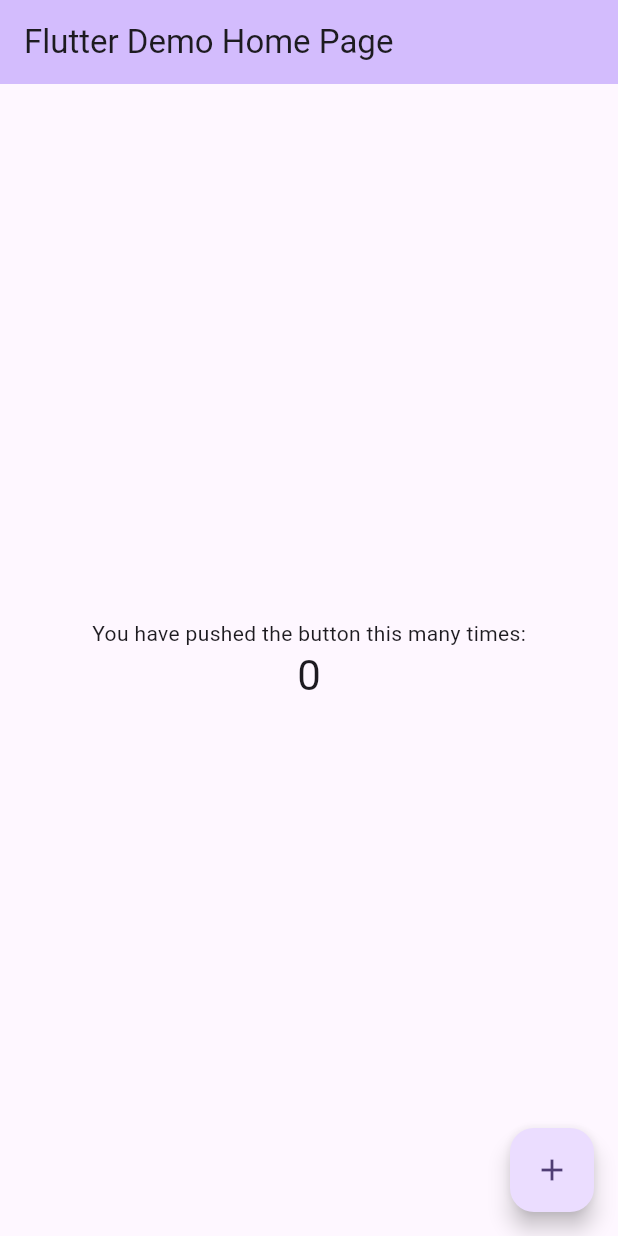
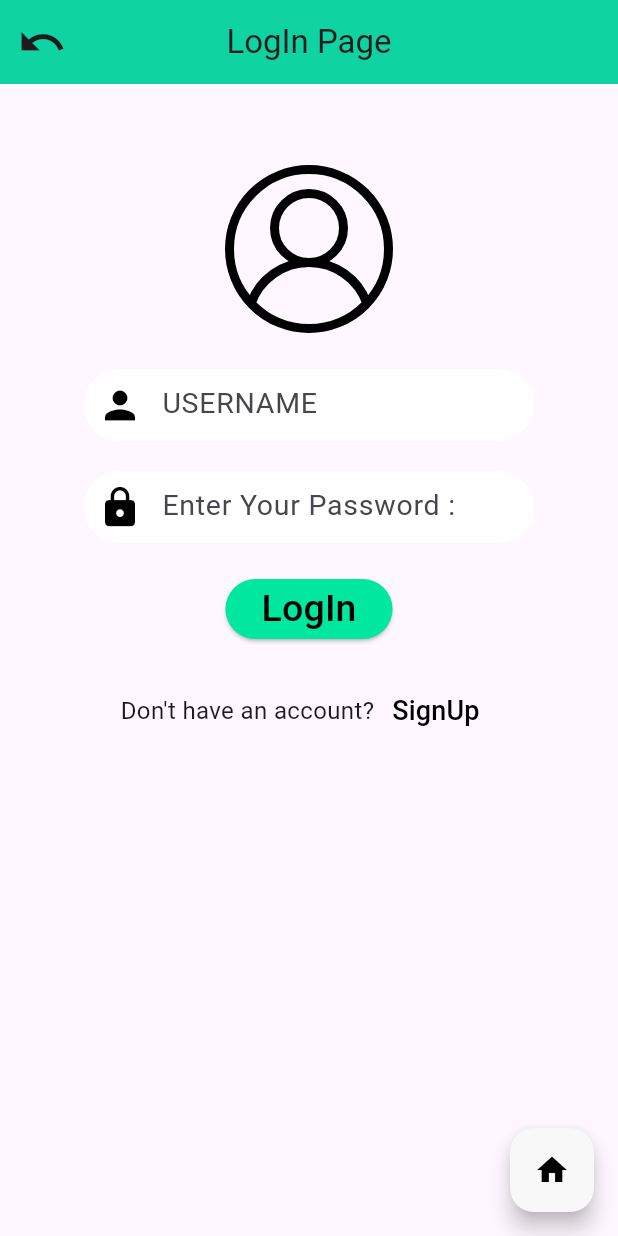
Before and after one commit to Ismailaboamra/Final-Project-SCE, a Flutter app: the screen it shows after launch, on a phone screen of 412 x 824 dp. Run offline on Flutter 3.47's test engine with Material 3 defaults, Android fonts, the phone set to English and light mode, and no system bars; our stand-ins replace flutter_svg.

Commit message:
Login user student (frontend).

```diff
--- a/lib/main.dart
+++ b/lib/main.dart
@@ -1,125 +1,31 @@
+// ignore_for_file: unused_import, prefer_const_constructors, sort_child_properties_last
+
 import 'package:flutter/material.dart';
+
+import 'pages/HomePage.dart';
+import 'pages/LoginPage.dart';
+import 'pages/SignUpPage.dart';
 
 void main() {
   runApp(const MyApp());
 }
 
 class MyApp extends StatelessWidget {
-  const MyApp({super.key});
+  const MyApp({Key? key}) : super(key: key);
 
-  // This widget is the root of your application.
   @override
   Widget build(BuildContext context) {
     return MaterialApp(
-      title: 'Flutter Demo',
-      theme: ThemeData(
-        // This is the theme of your application.
-        //
-        // TRY THIS: Try running your application with "flutter run". You'll see
-        // the application has a purple toolbar. Then, without quitting the app,
-        // try changing the seedColor in the colorScheme below to Colors.green
-        // and then invoke "hot reload" (save your changes or press the "hot
-        // reload" button in a Flutter-supported IDE, or press "r" if you used
-        // the command line to start the app).
-        //
-        // Notice that the counter didn't reset back to zero; the application
-        // state is not lost during the reload. To reset the state, use hot
-        // restart instead.
-        //
-        // This works for code too, not just values: Most code changes can be
-        // tested with just a hot reload.
-        colorScheme: ColorScheme.fromSeed(seedColor: Colors.deepPurple),
-        useMaterial3: true,
-      ),
-      home: const MyHomePage(title: 'Flutter Demo Home Page'),
+      debugShowCheckedModeBanner: false,
+      theme: ThemeData.light(useMaterial3: true),
+      initialRoute: '/LoginForm',
+      routes: {
+         '/':(context) => const HomePage(),
+        '/LoginForm':(context) => const LoginForm(),
+        '/SignUp':(context) => const SignUp()
+
+
+      },
     );
   }
 }
-
-class MyHomePage extends StatefulWidget {
-  const MyHomePage({super.key, required this.title});
-
-  // This widget is the home page of your application. It is stateful, meaning
-  // that it has a State object (defined below) that contains fields that affect
-  // how it looks.
-
-  // This class is the configuration for the state. It holds the values (in this
-  // case the title) provided by the parent (in this case the App widget) and
-  // used by the build method of the State. Fields in a Widget subclass are
-  // always marked "final".
-
-  final String title;
-
-  @override
-  State<MyHomePage> createState() => _MyHomePageState();
-}
-
-class _MyHomePageState extends State<MyHomePage> {
-  int _counter = 0;
-
-  void _incrementCounter() {
-    setState(() {
-      // This call to setState tells the Flutter framework that something has
-      // changed in this State, which causes it to rerun the build method below
-      // so that the display can reflect the updated values. If we changed
-      // _counter without calling setState(), then the build method would not be
-      // called again, and so nothing would appear to happen.
-      _counter++;
-    });
-  }
-
-  @override
-  Widget build(BuildContext context) {
-    // This method is rerun every time setState is called, for instance as done
-    // by the _incrementCounter method above.
-    //
-    // The Flutter framework has been optimized to make rerunning build methods
-    // fast, so that you can just rebuild anything that needs updating rather
-    // than having to individually change instances of widgets.
-    return Scaffold(
-      appBar: AppBar(
-        // TRY THIS: Try changing the color here to a specific color (to
-        // Colors.amber, perhaps?) and trigger a hot reload to see the AppBar
-        // change color while the other colors stay the same.
-        backgroundColor: Theme.of(context).colorScheme.inversePrimary,
-        // Here we take the value from the MyHomePage object that was created by
-        // the App.build method, and use it to set our appbar title.
-        title: Text(widget.title),
-      ),
-      body: Center(
-        // Center is a layout widget. It takes a single child and positions it
-        // in the middle of the parent.
-        child: Column(
-          // Column is also a layout widget. It takes a list of children and
-          // arranges them vertically. By default, it sizes itself to fit its
-          // children horizontally, and tries to be as tall as its parent.
-          //
-          // Column has various properties to control how it sizes itself and
-          // how it positions its children. Here we use mainAxisAlignment to
-          // center the children vertically; the main axis here is the vertical
-          // axis because Columns are vertical (the cross axis would be
-          // horizontal).
-          //
-          // TRY THIS: Invoke "debug painting" (choose the "Toggle Debug Paint"
-          // action in the IDE, or press "p" in the console), to see the
-          // wireframe for each widget.
-          mainAxisAlignment: MainAxisAlignment.center,
-          children: <Widget>[
-            const Text(
-              'You have pushed the button this many times:',
-            ),
-            Text(
-              '$_counter',
-              style: Theme.of(context).textTheme.headlineMedium,
-            ),
-          ],
-        ),
-      ),
-      floatingActionButton: FloatingActionButton(
-        onPressed: _incrementCounter,
-        tooltip: 'Increment',
-        child: const Icon(Icons.add),
-      ), // This trailing comma makes auto-formatting nicer for build methods.
-    );
-  }
-}
--- /dev/null
+++ b/lib/pages/HomePage.dart
@@ -0,0 +1,20 @@
+// ignore_for_file: prefer_const_constructors, sort_child_properties_last
+
+import 'package:flutter/material.dart';
+
+class HomePage extends StatelessWidget {
+  const HomePage({super.key});
+
+  @override
+  Widget build(BuildContext context) {
+    return Scaffold(
+      appBar: AppBar(
+        title: Text("Home Page"),
+        titleTextStyle: TextStyle(fontSize: 27, color: Colors.black),
+        centerTitle: true,
+        backgroundColor: Color.fromARGB(255, 0, 232, 159),
+      ),
+
+    );
+  }
+}
--- /dev/null
+++ b/lib/pages/LoginPage.dart
@@ -0,0 +1,120 @@
+// ignore_for_file: prefer_const_constructors, file_names
+
+import 'package:flutter/material.dart';
+import 'package:flutter_svg/svg.dart';
+
+import '../shared/MyTextField.dart';
+
+class LoginForm extends StatelessWidget {
+  const LoginForm({super.key});
+
+  @override
+  Widget build(BuildContext context) {
+    return Scaffold(
+      floatingActionButton: FloatingActionButton(
+        backgroundColor: const Color.fromARGB(255, 248, 248, 248),
+        onPressed: () {
+          Navigator.pushNamed(context, '/LoginForm');
+        },
+        child: IconButton(
+            onPressed: () {
+              Navigator.pushNamed(context, '/LoginForm');
+            },
+            icon: Icon(
+              Icons.home,
+              color: Colors.black,
+            )),
+      ),
+      appBar: AppBar(
+        backgroundColor: Color.fromARGB(255, 0, 232, 159),
+        elevation: 15,
+        title: Text("LogIn Page"),
+        centerTitle: true,
+        leading: IconButton(
+            onPressed: () {
+              Navigator.pushNamed(context, '/LoginForm');
+            },
+            icon: Icon(
+              Icons.undo,
+              size: 33,
+            )),
+      ),
+      body: SizedBox(
+        width: double.infinity,
+        child: Column(
+          crossAxisAlignment: CrossAxisAlignment.center,
+          mainAxisAlignment: MainAxisAlignment.start,
+          children: [
+            SizedBox(
+              height: 50,
+            ),
+            SvgPicture.asset(
+              "assets/img/userlogo.svg",
+              alignment: Alignment.topCenter,
+              height: 120,
+              width: 150,
+            ),
+            SizedBox(
+              height: 20,
+            ),
+            Container(
+                decoration: BoxDecoration(
+                    borderRadius: BorderRadius.circular(40),
+                    color: const Color.fromARGB(255, 255, 255, 255)),
+                width: 300,
+                child: MyTextField(
+                    keyboardTypee: TextInputType.emailAddress,
+                    hintTextt: "USERNAME",
+                    obscureText: false,
+                    prefixIcon: Icons.person)),
+            SizedBox(
+              height: 20,
+            ),
+            Container(
+                decoration: BoxDecoration(
+                    borderRadius: BorderRadius.circular(40),
+                    color: Colors.white),
+                width: 300,
+                child: MyTextField(
+                    keyboardTypee: TextInputType.visiblePassword,
+                    hintTextt: "Enter Your Password :",
+                    obscureText: true,
+                    prefixIcon: Icons.lock)),
+            SizedBox(
+              height: 20,
+            ),
+            ElevatedButton(
+              onPressed: () {},
+              style: ButtonStyle(
+                backgroundColor:
+                    MaterialStateProperty.all(Color.fromARGB(255, 0, 232, 159)),
+              ),
+              child: Text("LogIn",
+                  style: TextStyle(fontSize: 25, color: Colors.black)),
+            ),
+            SizedBox(
+              height: 20,
+            ),
+            Row(
+              mainAxisAlignment: MainAxisAlignment.center,
+              children: [
+                Text(
+                  "Don't have an account?",
+                  style: TextStyle(fontSize: 16),
+                ),
+                TextButton(
+                    onPressed: () {
+                      Navigator.pushNamed(context, '/SignUp');
+                    },
+                    child: Text(
+                      "SignUp",
+                      style: TextStyle(color: Colors.black, fontSize: 18),
+                    ))
+              ],
+            )
+          ],
+        ),
+      ),
+    );
+  }
+}
```
